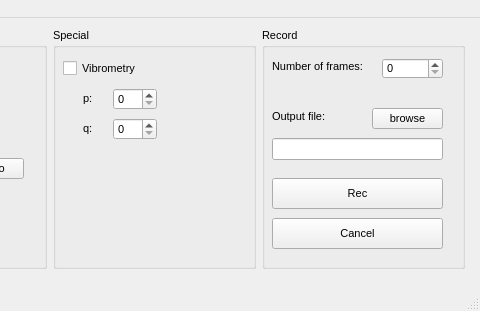
Old version of the form Holovibes/main_window.ui in the repository DigitalHolography/Holovibes; both pictures show x 376 to 856 and y 0 to 311 of the 856 by 311 pixel window.
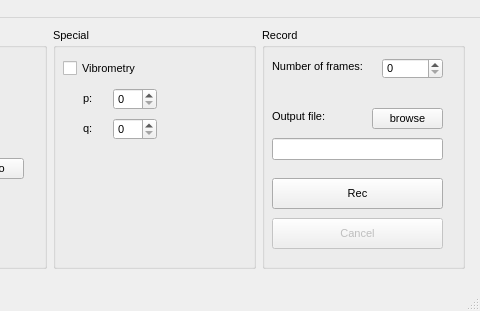
New version of the form. Custom widgets are drawn as their Qt base class.

Commit message: Disable cancel button

```diff
--- a/Holovibes/main_window.ui
+++ b/Holovibes/main_window.ui
@@ -393,6 +393,9 @@
         </property>
        </widget>
        <widget class="QPushButton" name="pushButton">
+        <property name="enabled">
+         <bool>false</bool>
+        </property>
         <property name="geometry">
          <rect>
           <x>10</x>
```
The commit also changes 1 other file.
